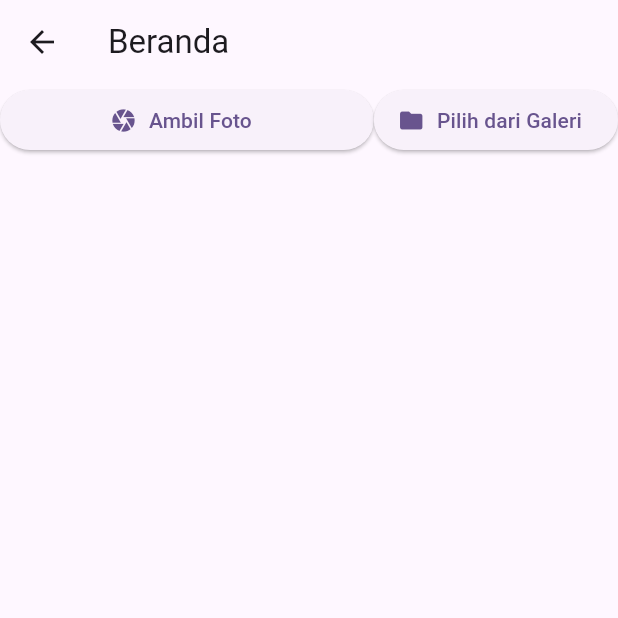
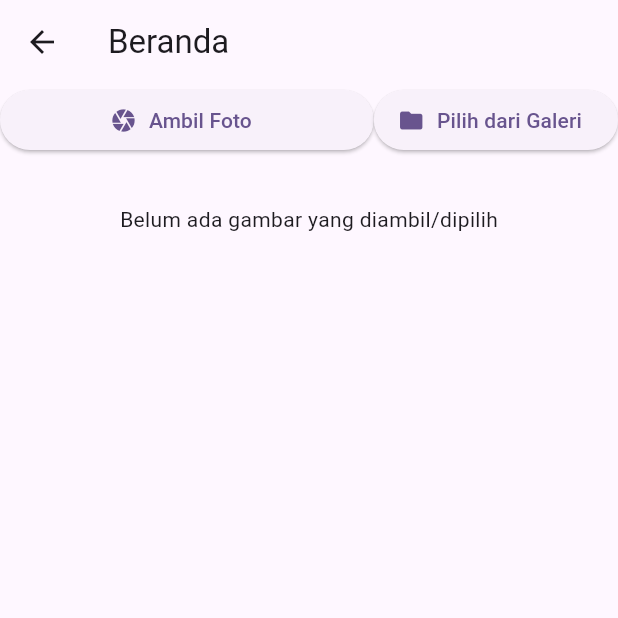
Before and after one commit to Rangga857/CameraFile_0150, a Flutter app: the HomePage screen opened directly, on a phone screen of 412 x 824 dp, the top half of it. Run offline on Flutter 3.47's test engine with Material 3 defaults, Android fonts, the phone set to English and light mode, and no system bars; our stand-ins replace bloc, camera, flutter_bloc, image_picker, permission_handler.

Commit message:
Tampilkan pratinjau gambar, lokasi penyimpanan, dan tombol hapus

```diff
--- a/lib/home_page.dart
+++ b/lib/home_page.dart
@@ -53,6 +53,39 @@ class HomePage extends StatelessWidget {
                       ),
                     )
                   ],
+                ),
+                const SizedBox(height: 20),
+                BlocBuilder<CameraBloc, CameraState>(
+                  builder: (context, state){
+                    final imageFile =
+                        state is CameraReady ? state.imageFile : null;
+
+                    return imageFile != null
+                      ? Column(
+                        children: [
+                          Padding(
+                            padding: const EdgeInsets.all(8),
+                            child: Image.file(
+                              imageFile,
+                              width: double.infinity,
+                            )
+                          ),
+                          Text('Gambar disimpan di: ${imageFile.path}'),
+                          ElevatedButton.icon(
+                            icon: const Icon(Icons.delete),
+                            label: const Text('Hapus Gambar'),
+                            onPressed: () => context
+                                .read<CameraBloc>()
+                                .add(DeleteImage()
+                            ),
+                          )
+                        ],
+                      )
+                    : const Padding(
+                      padding: EdgeInsets.all(12),
+                      child: Text('Belum ada gambar yang diambil/dipilih'),
+                    );
+                  }
                 )
               ],
             );
```
